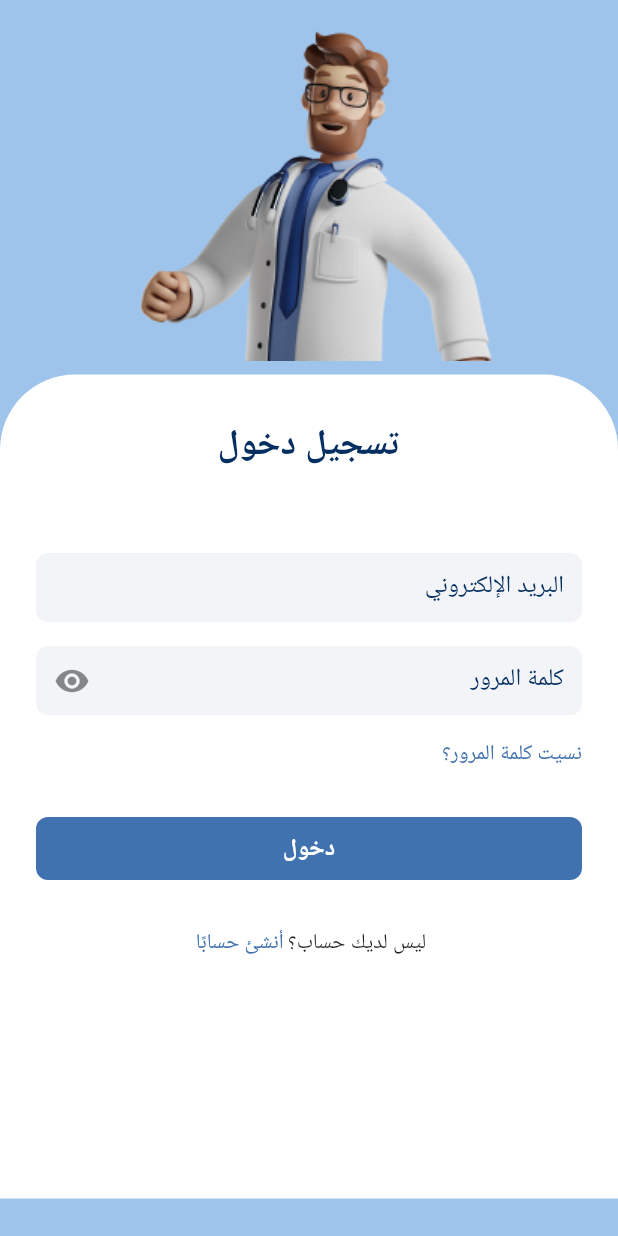
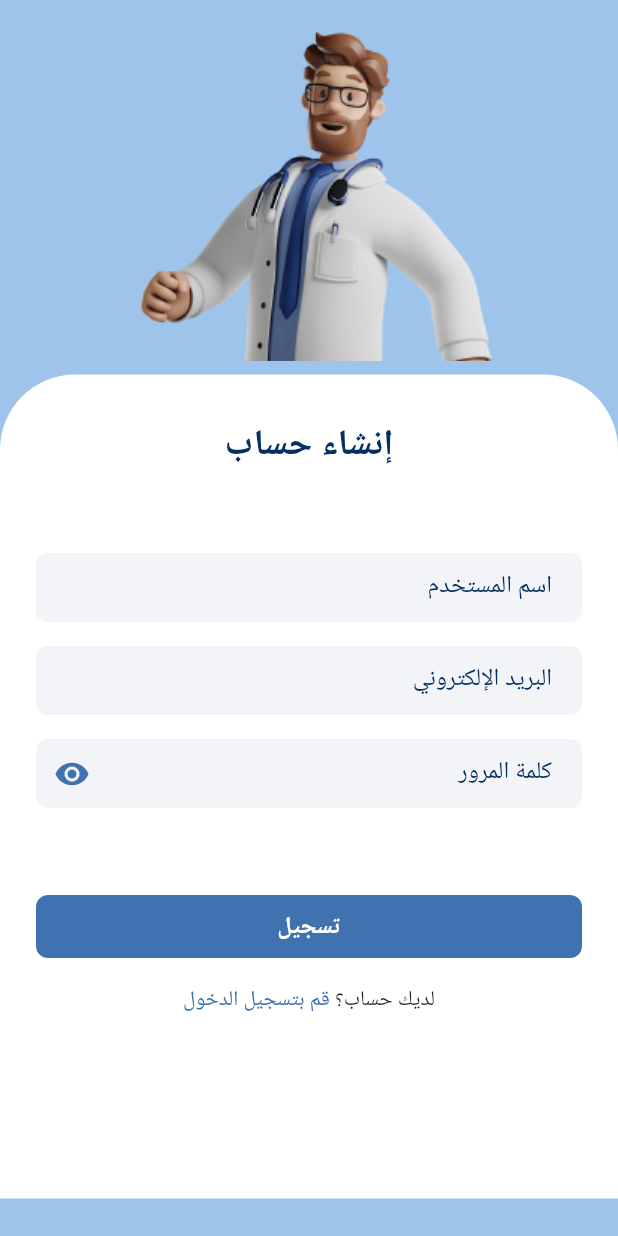
Before and after one commit to Khaled-alamri/new_project_flutter_team, a Flutter app: the screen it shows after launch, on a phone screen of 412 x 824 dp. Run offline on Flutter 3.47's test engine with Material 2 defaults, Android fonts, the phone set to English and light mode, and no system bars; our stand-ins replace get.

Commit message:
sign up page UI

```diff
--- a/lib/View/Component/button.dart
+++ b/lib/View/Component/button.dart
@@ -5,15 +5,16 @@ import '../AppColors.dart';
 class BlueButton extends StatelessWidget {
   final VoidCallback function;
   final String text;
+  final double topMargin;
 
-  const BlueButton(this.text, this.function);
+  const BlueButton(this.text, this.topMargin, this.function);
 
   @override
   Widget build(BuildContext context) {
     return Container(
       width: double.infinity,
       height: 42,
-      margin: EdgeInsets.symmetric(vertical: 24),
+      margin: EdgeInsets.only(bottom: 10, top: topMargin),
       child: ElevatedButton(
         onPressed: function,
         style: ElevatedButton.styleFrom(
--- a/lib/View/Component/input_field.dart
+++ b/lib/View/Component/input_field.dart
@@ -15,6 +15,7 @@ class InputField extends StatelessWidget {
       margin: const EdgeInsets.symmetric(vertical: 8.0),
       child: TextField(
         decoration: InputDecoration(
+          contentPadding: EdgeInsets.symmetric(vertical: 10, horizontal: 20),
           labelText: label,
           filled: true,
           fillColor: Color(0xffF2F4F7),
--- a/lib/View/Component/login_form.dart
+++ b/lib/View/Component/login_form.dart
@@ -3,6 +3,7 @@ import 'package:flutter_project/View/AppColors.dart';
 import 'package:flutter_project/View/Component/button.dart';
 import 'package:flutter_project/View/Component/clicked_label.dart';
 import 'package:flutter_project/View/Component/page_title.dart';
+import 'package:flutter_project/View/Signup.dart';
 import './input_field.dart';
 import './password_field.dart';
 
@@ -17,14 +18,19 @@ class LoginForm extends StatelessWidget {
         PageTitle('تسجيل دخول'),
         InputField('البريد الإلكتروني'),
         PasswordField('كلمة المرور'),
-        ClickedLabel('نسيت كلمة المرور؟', () { }),
-        BlueButton('دخول', () {}),
+        ClickedLabel('نسيت كلمة المرور؟', () {}),
+        BlueButton('دخول', 24,() {}),
         //Text("createAccount"),
         Row(
           mainAxisAlignment: MainAxisAlignment.center,
           children: [
             Text('ليس لديك حساب؟'),
-            ClickedLabel('أنشئ حسابًا', () { }),
+            ClickedLabel('أنشئ حسابًا', () {
+              Navigator.push(
+                context,
+                MaterialPageRoute(builder: (context) => const Signup()),
+              );
+            }),
           ],
         )
       ],
--- a/lib/View/Component/password_field.dart
+++ b/lib/View/Component/password_field.dart
@@ -13,7 +13,8 @@ class PasswordField extends StatelessWidget {
       margin: const EdgeInsets.symmetric(vertical: 8.0),
       child: TextField(
         decoration: InputDecoration(
-          suffixIcon: Icon(Icons.remove_red_eye),
+          contentPadding: EdgeInsets.symmetric(vertical: 10, horizontal: 20),
+          suffixIcon: Icon(Icons.remove_red_eye, color: AppColors.darkBlue,),
           labelText: label,
           filled: true,
           fillColor: Color(0xffF2F4F7),
--- /dev/null
+++ b/lib/View/Component/signup_form.dart
@@ -0,0 +1,41 @@
+import 'package:flutter/material.dart';
+import 'package:flutter/src/widgets/framework.dart';
+import 'package:flutter/src/widgets/placeholder.dart';
+import 'package:flutter_project/View/Component/button.dart';
+import 'package:flutter_project/View/Component/clicked_label.dart';
+import 'package:flutter_project/View/Component/input_field.dart';
+import 'package:flutter_project/View/Component/page_title.dart';
+import 'package:flutter_project/View/Component/password_field.dart';
+import 'package:flutter_project/View/Login.dart';
+
+class SignupForm extends StatelessWidget {
+  const SignupForm({super.key});
+
+  @override
+  Widget build(BuildContext context) {
+    return Column(
+      children: [
+        PageTitle("إنشاء حساب"),
+                InputField("اسم المستخدم"),
+
+        InputField("البريد الإلكتروني"),
+        PasswordField("كلمة المرور"),
+
+
+        BlueButton("تسجيل", 50, () {}),
+        Row(
+          mainAxisAlignment: MainAxisAlignment.center,
+          children: [
+            Text('لديك حساب؟ '),
+            ClickedLabel("قم بتسجيل الدخول", () {
+              Navigator.push(
+                context,
+                MaterialPageRoute(builder: (context) => const Login()),
+              );
+            }),
+          ],
+        ),
+      ],
+    );
+  }
+}
--- /dev/null
+++ b/lib/View/Signup.dart
@@ -0,0 +1,35 @@
+import 'package:flutter/material.dart';
+import 'package:flutter/src/widgets/framework.dart';
+import 'package:flutter/src/widgets/placeholder.dart';
+import 'package:flutter_project/View/AppColors.dart';
+import 'package:flutter_project/View/Component/Login_imag.dart';
+import 'package:get/get.dart';
+
+import 'Component/signup_form.dart';
+
+class Signup extends StatelessWidget {
+  const Signup({super.key});
+
+  @override
+  Widget build(BuildContext context) {
+    return Scaffold(
+      backgroundColor: AppColors.lightBlue,
+      body: ListView(
+        children: [
+          Login_Imag(),
+          Container(
+            child: SignupForm(),
+            padding: EdgeInsets.symmetric(horizontal: 24),
+            height: Get.height / 1.5,
+            width: Get.width,
+            decoration: BoxDecoration(
+              borderRadius: BorderRadius.only(
+                  topLeft: Radius.circular(50), topRight: Radius.circular(50)),
+              color: Colors.white,
+            ),
+          ),
+        ],
+      ),
+    );
+  }
+}
--- a/lib/main.dart
+++ b/lib/main.dart
@@ -1,5 +1,7 @@
 import 'package:flutter/material.dart';
 import 'package:flutter_project/View/Login.dart';
+
+import 'View/Signup.dart';
 
 void main() {
   runApp(const MyApp());
@@ -15,7 +17,7 @@ class MyApp extends StatelessWidget {
       home: Directionality(
         // change the direction from right to left
         textDirection: TextDirection.rtl,
-        child: Login(),
+        child: Signup(),
       ),
     );
   }
```
